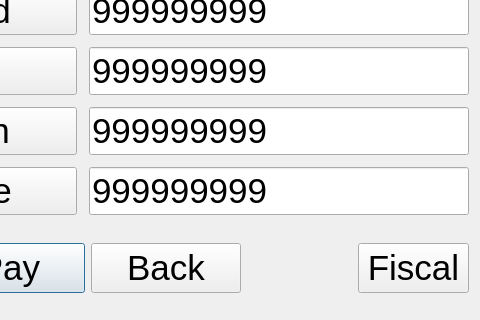
This is Forms/dlgpaymentchoose.ui in End1-1/Cafe5 as Qt 5 draws it before an edit; both pictures show x 187 to 667 and y 390 to 710 of the 667 by 710 pixel window. The edited form follows.
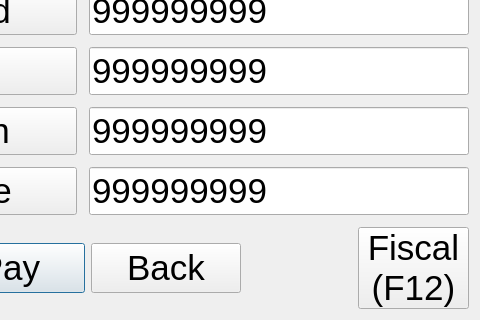
This is the edited form. Custom widgets are drawn as their Qt base class.

What changed in the file:
```diff
--- a/Forms/dlgpaymentchoose.ui
+++ b/Forms/dlgpaymentchoose.ui
@@ -158,7 +158,8 @@
 }</string>
         </property>
         <property name="text">
-         <string>Fiscal</string>
+         <string>Fiscal
+(F12)</string>
         </property>
         <property name="checkable">
          <bool>true</bool>
```
